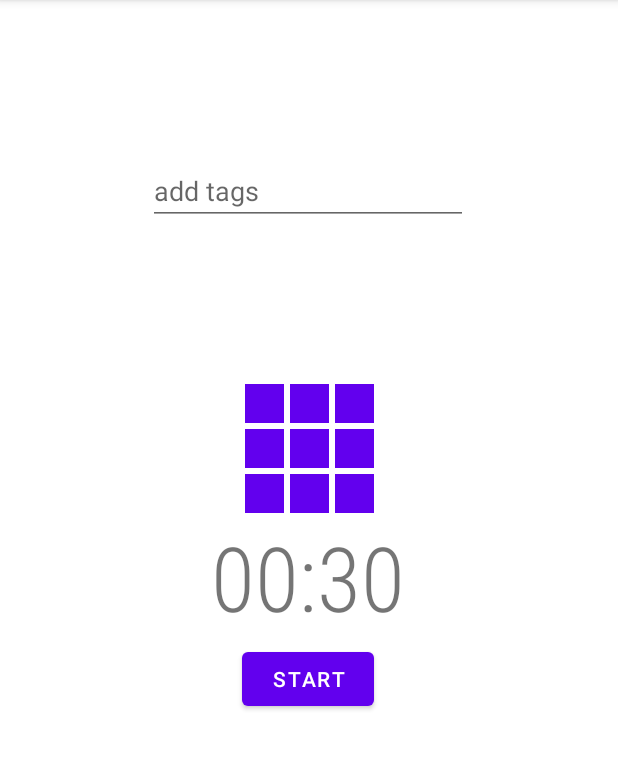
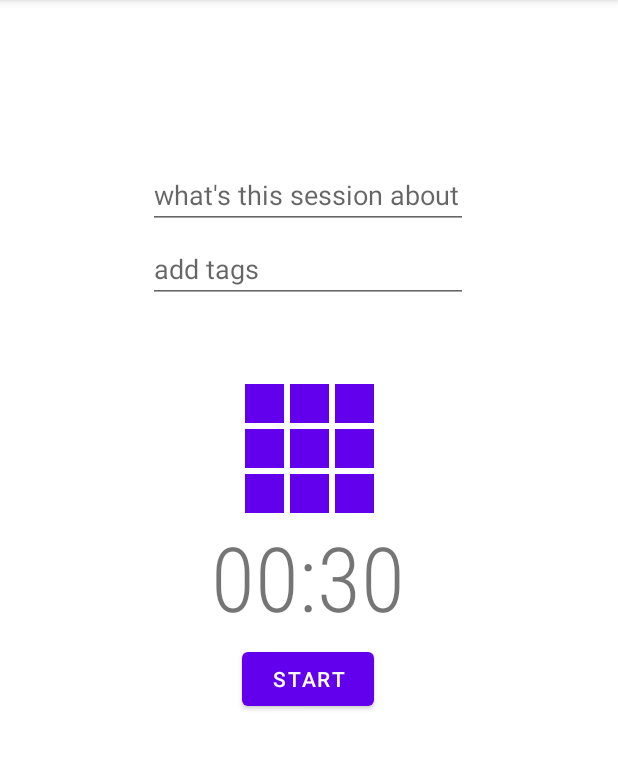
Before and after one commit to smaukay/BeyondPomodoro, an Android app: the screen it shows after launch (MainActivity), on a phone screen of 412 x 824 dp, the part 84-854 px from its top. Run offline under Robolectric (Android 15) with nearby library versions, the phone set to English and light mode, and no system bars; our stand-ins replace navigation-ui.

Commit message:
added title to session screen, sent to calendar title

```diff
--- a/app/src/main/java/com/example/beyondpomodoro/ui/home/HomeFragment.kt
+++ b/app/src/main/java/com/example/beyondpomodoro/ui/home/HomeFragment.kt
@@ -14,6 +14,7 @@ import android.view.ViewGroup
 import android.view.inputmethod.EditorInfo
 import android.widget.*
 import androidx.core.view.children
+import androidx.core.widget.doOnTextChanged
 import androidx.fragment.app.DialogFragment
 import androidx.lifecycle.ViewModelProvider
 import androidx.navigation.fragment.findNavController
@@ -108,7 +109,7 @@ open class HomeFragment : TimerFragment() {
             .setData(CalendarContract.Events.CONTENT_URI)
             .putExtra(CalendarContract.EXTRA_EVENT_BEGIN_TIME, homeViewModel.sessionStartTimeMillis)
             .putExtra(CalendarContract.EXTRA_EVENT_END_TIME, homeViewModel.sessionEndTimeMillis)
-            .putExtra(CalendarContract.Events.TITLE, "")
+            .putExtra(CalendarContract.Events.TITLE, homeViewModel.title)
             .putExtra(CalendarContract.Events.DESCRIPTION, descriptionSuggestion)
             // .putExtra(CalendarContract.Events.EVENT_LOCATION, "The gym")
             // .putExtra(CalendarContract.Events.AVAILABILITY, CalendarContract.Events.AVAILABILITY_BUSY)
@@ -129,6 +130,8 @@ open class HomeFragment : TimerFragment() {
         // show all visual image blocks
         showAllVisualBlocks()
 
+        // clear title field
+        homeViewModel.editTitle?.setText("")
         findNavController().navigate(R.id.action_nav_pomodoro_to_breakFragment)
     }
 
@@ -166,6 +169,11 @@ open class HomeFragment : TimerFragment() {
             homeViewModel.chipGroup?.addView(chip)
         }
 
+        homeViewModel.editTitle = view.findViewById<EditText>(R.id.editTextTitle).apply {
+            doOnTextChanged { text, start, before, count ->
+                homeViewModel.title = text.toString()
+            }
+        }
 
         homeViewModel.editTags = view.findViewById<EditText>(R.id.editTextTags)
         homeViewModel.editTags?.setOnEditorActionListener { v, actionId, event ->
--- a/app/src/main/java/com/example/beyondpomodoro/ui/home/HomeViewModel.kt
+++ b/app/src/main/java/com/example/beyondpomodoro/ui/home/HomeViewModel.kt
@@ -1,5 +1,6 @@
 package com.example.beyondpomodoro.ui.home
 
+import android.text.Editable
 import android.widget.EditText
 import android.widget.ImageView
 import androidx.lifecycle.LiveData
@@ -9,6 +10,8 @@ import com.google.android.material.chip.ChipGroup
 
 open class HomeViewModel : ViewModel() {
 
+    var title: String = ""
+    var editTitle: EditText? = null
     private val _text = MutableLiveData<String>().apply {
         value = "This is home Fragment"
     }
--- a/app/src/main/res/layout/fragment_home.xml
+++ b/app/src/main/res/layout/fragment_home.xml
@@ -162,8 +162,22 @@
         app:layout_constraintEnd_toEndOf="parent"
         app:layout_constraintHorizontal_bias="0.497"
         app:layout_constraintStart_toStartOf="parent"
-        app:layout_constraintTop_toTopOf="parent" />
+        app:layout_constraintTop_toTopOf="parent"
+        app:layout_constraintVertical_bias="0.752" />
 
     <include layout="@layout/pomodoro_timer_fragment" />
 
+    <EditText
+        android:id="@+id/editTextTitle"
+        android:layout_width="wrap_content"
+        android:layout_height="wrap_content"
+        android:layout_marginBottom="4dp"
+        android:ems="10"
+        android:hint="what's this session about"
+        android:inputType="textMultiLine"
+        app:layout_constraintBottom_toTopOf="@+id/editTextTags"
+        app:layout_constraintEnd_toEndOf="parent"
+        app:layout_constraintHorizontal_bias="0.497"
+        app:layout_constraintStart_toStartOf="parent" />
+
 </androidx.constraintlayout.widget.ConstraintLayout>
```
